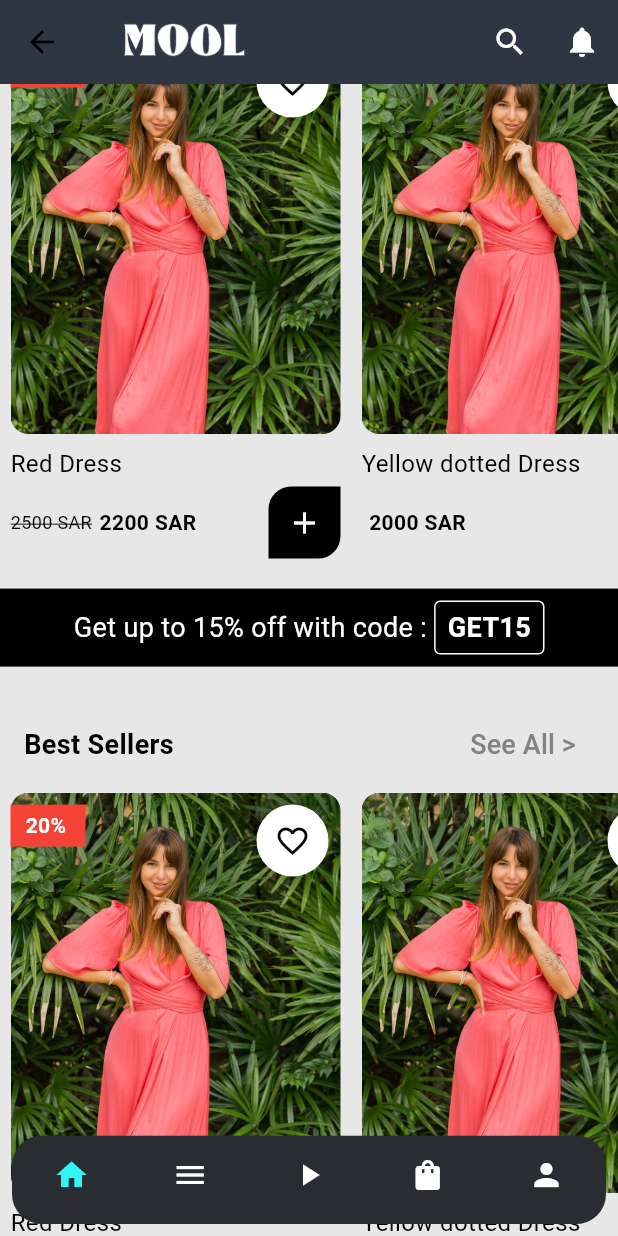
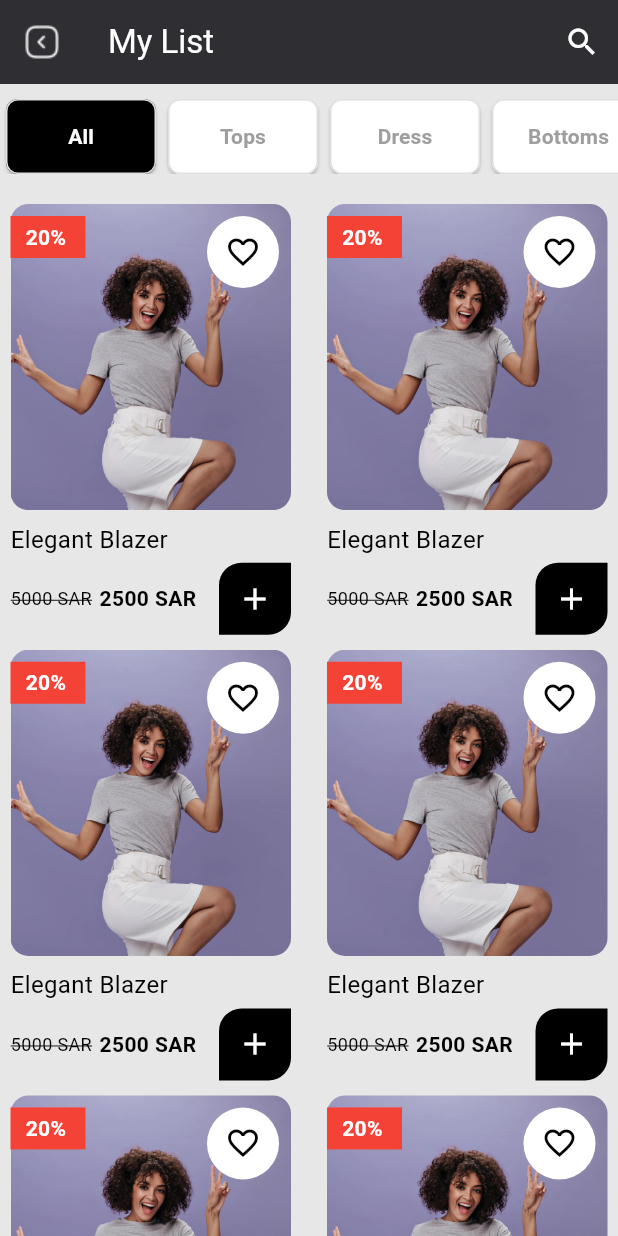
Before and after one commit to zezoamr/obelion-MOOL-flutter, a Flutter app: the HomeScreen screen opened directly, scrolled down 1152 dp, after a tap on "See All >", on a phone screen of 412 x 824 dp. Run offline on Flutter 3.47's test engine with Material 3 defaults, Android fonts, the phone set to English and light mode, and no system bars; our stand-ins replace carousel_slider, flutter_svg.

Commit message:
feat mylist screen

```diff
--- /dev/null
+++ b/flutter_mool/lib/screens/mylist_screen.dart
@@ -0,0 +1,197 @@
+import 'package:flutter/material.dart';
+import 'package:flutter_mool/data/SectionItem.dart';
+import 'package:flutter_mool/widgets/buildNewCardItem.dart';
+
+class MylistScreen extends StatefulWidget {
+  @override
+  State<MylistScreen> createState() => _MylistScreenState();
+}
+
+class _MylistScreenState extends State<MylistScreen> {
+  String _selectedCategory = 'All';
+
+  @override
+  Widget build(BuildContext context) {
+    return Scaffold(
+      backgroundColor: const Color.fromARGB(255, 231, 231, 231),
+      appBar: AppBar(
+        backgroundColor: const Color.fromARGB(255, 46, 46, 51),
+        title: Row(
+          children: [
+            Text('My List', style: TextStyle(color: Colors.white)),
+          ],
+        ),
+        leading: GestureDetector(
+          onTap: () {
+            Navigator.pop(context); // Handle back button press
+          },
+          child: Image.asset(
+            'assets/images/account/arrowback.png',
+            width: 24,
+            height: 24,
+          ),
+        ),
+        actions: [
+          IconButton(
+            icon: Icon(Icons.search, color: Colors.white),
+            onPressed: () {},
+          ),
+        ],
+      ),
+      body: CustomScrollView(
+        slivers: [
+          SliverToBoxAdapter(child: CategoryToggle(
+            onCategorySelected: (category) {
+              setState(() {
+                _selectedCategory = category;
+              });
+            },
+          )),
+          SliverToBoxAdapter(child: SizedBox(height: 10)),
+          SliverToBoxAdapter(
+              child: CardsGrid(items: [
+            SectionItem(
+                title: 'Elegant Blazer',
+                price: '2500 SAR',
+                discountPercentage: 20,
+                originalPrice: '5000 SAR',
+                imageAsset: 'assets/images/home/13.png'),
+            SectionItem(
+                title: 'Elegant Blazer',
+                price: '2500 SAR',
+                discountPercentage: 20,
+                originalPrice: '5000 SAR',
+                imageAsset: 'assets/images/home/13.png'),
+            SectionItem(
+                title: 'Elegant Blazer',
+                price: '2500 SAR',
+                discountPercentage: 20,
+                originalPrice: '5000 SAR',
+                imageAsset: 'assets/images/home/13.png'),
+            SectionItem(
+                title: 'Elegant Blazer',
+                price: '2500 SAR',
+                discountPercentage: 20,
+                originalPrice: '5000 SAR',
+                imageAsset: 'assets/images/home/13.png'),
+            SectionItem(
+                title: 'Elegant Blazer',
+                price: '2500 SAR',
+                discountPercentage: 20,
+                originalPrice: '5000 SAR',
+                imageAsset: 'assets/images/home/13.png'),
+            SectionItem(
+                title: 'Elegant Blazer',
+                price: '2500 SAR',
+                discountPercentage: 20,
+                originalPrice: '5000 SAR',
+                imageAsset: 'assets/images/home/13.png'),
+            SectionItem(
+                title: 'Elegant Blazer',
+                price: '2500 SAR',
+                discountPercentage: 20,
+                originalPrice: '5000 SAR',
+                imageAsset: 'assets/images/home/13.png'),
+          ])),
+          SliverToBoxAdapter(child: SizedBox(height: 40)),
+        ],
+      ),
+    );
+  }
+}
+
+class CategoryToggle extends StatefulWidget {
+  final Function(String) onCategorySelected;
+
+  CategoryToggle({required this.onCategorySelected});
+
+  @override
+  _CategoryToggleState createState() => _CategoryToggleState();
+}
+
+class _CategoryToggleState extends State<CategoryToggle> {
+  String _selectedCategory = 'All';
+
+  final List<String> categories = [
+    'All',
+    'Tops',
+    'Dress',
+    'Bottoms',
+    'T-Shirt',
+    'Jackets',
+    'Accessories',
+    'Shoes',
+    'Skirts',
+    'Sweaters',
+  ];
+
+  @override
+  Widget build(BuildContext context) {
+    return Container(
+      margin: EdgeInsets.symmetric(vertical: 10),
+      height: 50,
+      child: ListView.builder(
+        scrollDirection: Axis.horizontal,
+        itemCount: categories.length,
+        itemBuilder: (context, index) {
+          return _buildCategoryButton(categories[index]);
+        },
+      ),
+    );
+  }
+
+  Widget _buildCategoryButton(String category) {
+    bool isSelected = _selectedCategory == category;
+    return Padding(
+      padding: const EdgeInsets.symmetric(horizontal: 4.0),
+      child: ElevatedButton(
+        onPressed: () {
+          setState(() {
+            _selectedCategory = category;
+          });
+          widget.onCategorySelected(category);
+        },
+        child: Text(
+          category,
+          style: TextStyle(
+            color: isSelected ? Colors.white : Colors.grey,
+            fontWeight: FontWeight.bold,
+          ),
+        ),
+        style: ElevatedButton.styleFrom(
+          foregroundColor: isSelected ? Colors.white : Colors.grey,
+          backgroundColor: isSelected ? Colors.black : Colors.white,
+          shape: RoundedRectangleBorder(
+            borderRadius: BorderRadius.circular(8),
+            side: BorderSide(color: Colors.grey.shade300),
+          ),
+          minimumSize: Size(100, 40),
+        ),
+      ),
+    );
+  }
+}
+
+class CardsGrid extends StatelessWidget {
+  final List<SectionItem> items;
+
+  CardsGrid({required this.items});
+
+  @override
+  Widget build(BuildContext context) {
+    return GridView.builder(
+      shrinkWrap: true,
+      physics: NeverScrollableScrollPhysics(),
+      gridDelegate: SliverGridDelegateWithFixedCrossAxisCount(
+        crossAxisCount: 2,
+        childAspectRatio: 0.7,
+        crossAxisSpacing: 10,
+        mainAxisSpacing: 10,
+      ),
+      itemCount: items.length,
+      itemBuilder: (context, index) {
+        return buildNewCardItem(items[index]);
+      },
+    );
+  }
+}
--- a/flutter_mool/lib/widgets/new_section.dart
+++ b/flutter_mool/lib/widgets/new_section.dart
@@ -1,6 +1,6 @@
 import 'package:flutter/material.dart';
 import 'package:flutter_mool/data/SectionItem.dart';
-// import 'package:flutter_mool/screens/mylist_screen.dart';
+import 'package:flutter_mool/screens/mylist_screen.dart';
 import 'package:flutter_mool/widgets/buildNewCardItem.dart';
 
 class NewSection extends StatelessWidget {
@@ -25,10 +25,10 @@ class NewSection extends StatelessWidget {
               ),
               TextButton(
                 onPressed: () {
-                  // Navigator.push(
-                  //   context,
-                  //   MaterialPageRoute(builder: (context) => MylistScreen()),
-                  // );
+                  Navigator.push(
+                    context,
+                    MaterialPageRoute(builder: (context) => MylistScreen()),
+                  );
                 },
                 child: Text(
                   'See All >',
```
